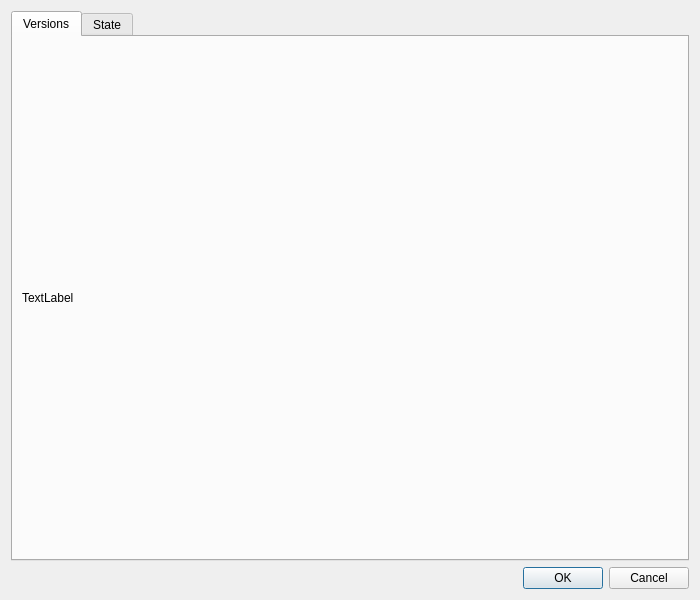
First picture: the form in tools/tcam-capture/aboutdialog.ui, repository TheImagingSource/tiscamera, before the edit.
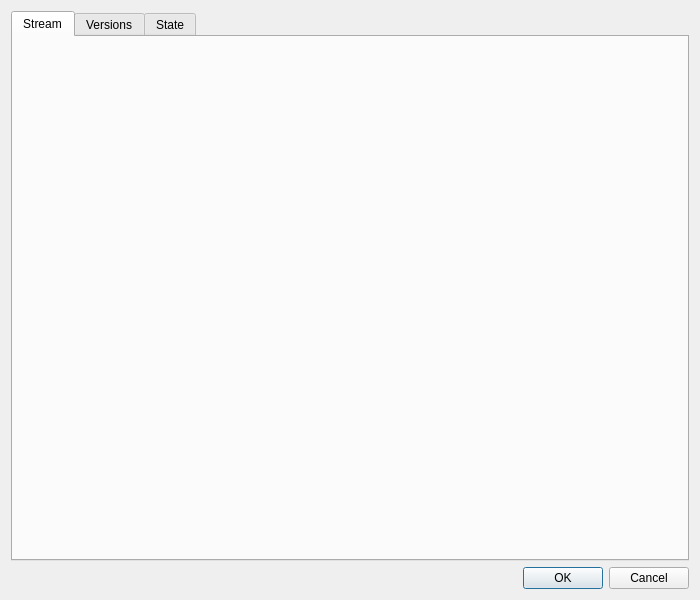
Second picture: the form after the edit.

Commit message:
tcam-capture: Add `stream` info dialog tab
Contains:
- GstPipeline string
- tcambin device-caps
- GstMeta info updated once a second

What changed in the file:
```diff
--- a/tools/tcam-capture/aboutdialog.ui
+++ b/tools/tcam-capture/aboutdialog.ui
@@ -19,6 +19,12 @@
      <property name="currentIndex">
       <number>0</number>
      </property>
+     <widget class="QWidget" name="tab_stream">
+      <attribute name="title">
+       <string>Stream</string>
+      </attribute>
+      <layout class="QFormLayout" name="formLayout_2"/>
+     </widget>
      <widget class="QWidget" name="tab_versions">
       <property name="sizePolicy">
        <sizepolicy hsizetype="Expanding" vsizetype="Expanding">
```
The commit also changes 4 other files.
